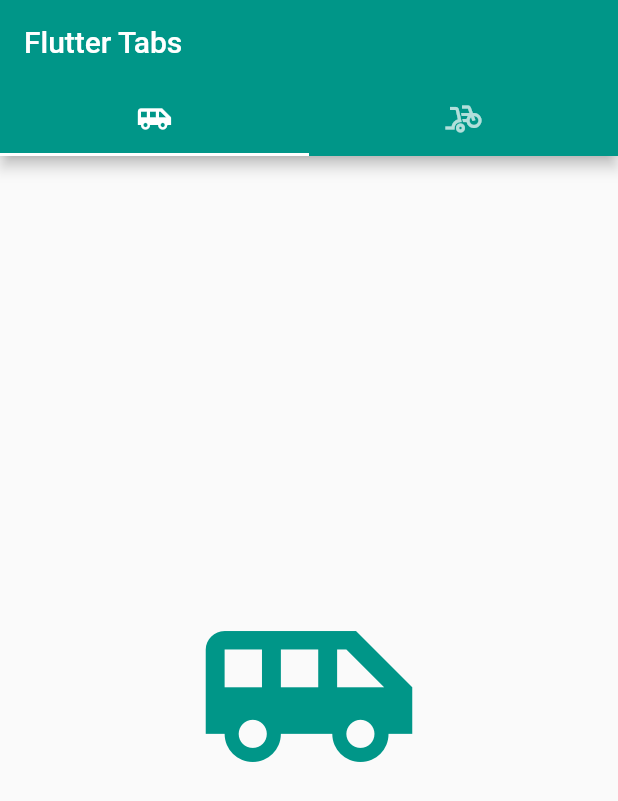
After one commit to moses-20/fancy-flutter, a Flutter app: the screen it shows after launch, on a phone screen of 412 x 824 dp. The commit adds this screen. Shown: the top 801 px of the screen. Run offline on Flutter 3.47's test engine with Material 2 defaults, Android fonts, the phone set to English and light mode, and no system bars.

Commit message:
flutter tabs in appbar

```diff
--- /dev/null
+++ b/lib/pages/shuttle_tab_view.dart
@@ -0,0 +1,14 @@
+import 'package:flutter/material.dart';
+
+class Shuttle extends StatelessWidget {
+  @override
+  Widget build(BuildContext context) {
+    return Center(
+      child: Icon(
+        Icons.airport_shuttle,
+        size: 150.0,
+        color: Colors.teal,
+      ),
+    );
+  }
+}
--- /dev/null
+++ b/lib/routes/flu_tabs.dart
@@ -0,0 +1,52 @@
+import 'package:flutter/material.dart';
+import 'package:raja/pages/bicycle_tab_view.dart';
+import 'package:raja/pages/shuttle_tab_view.dart';
+
+class Flutabs extends StatefulWidget {
+  @override
+  _FlutabsState createState() => _FlutabsState();
+}
+
+class _FlutabsState extends State<Flutabs> with SingleTickerProviderStateMixin {
+  TabController controller;
+
+  @override
+  void initState() {
+    super.initState();
+    controller = TabController(length: 2, vsync: this);
+  }
+
+  @override
+  void dispose() {
+    super.dispose();
+    controller.dispose();
+  }
+
+  @override
+  Widget build(BuildContext context) {
+    return Scaffold(
+      appBar: AppBar(
+        title: Text('Flutter Tabs'),
+        backgroundColor: Colors.teal,
+        bottom: TabBar(
+          controller: controller,
+          tabs: <Widget>[
+            Tab(
+              icon: Icon(Icons.airport_shuttle),
+            ),
+            Tab(
+              icon: Icon(Icons.bike_scooter),
+            ),
+          ],
+        ),
+      ),
+      body: TabBarView(
+        controller: controller,
+        children: <Widget>[
+          Shuttle(),
+          Bicycle(),
+        ],
+      ),
+    );
+  }
+}
```
Also changed, not shown: lib/main.dart (+5 -4 lines), lib/pages/bicycle_tab_view.dart (added, +14 -0 lines).
